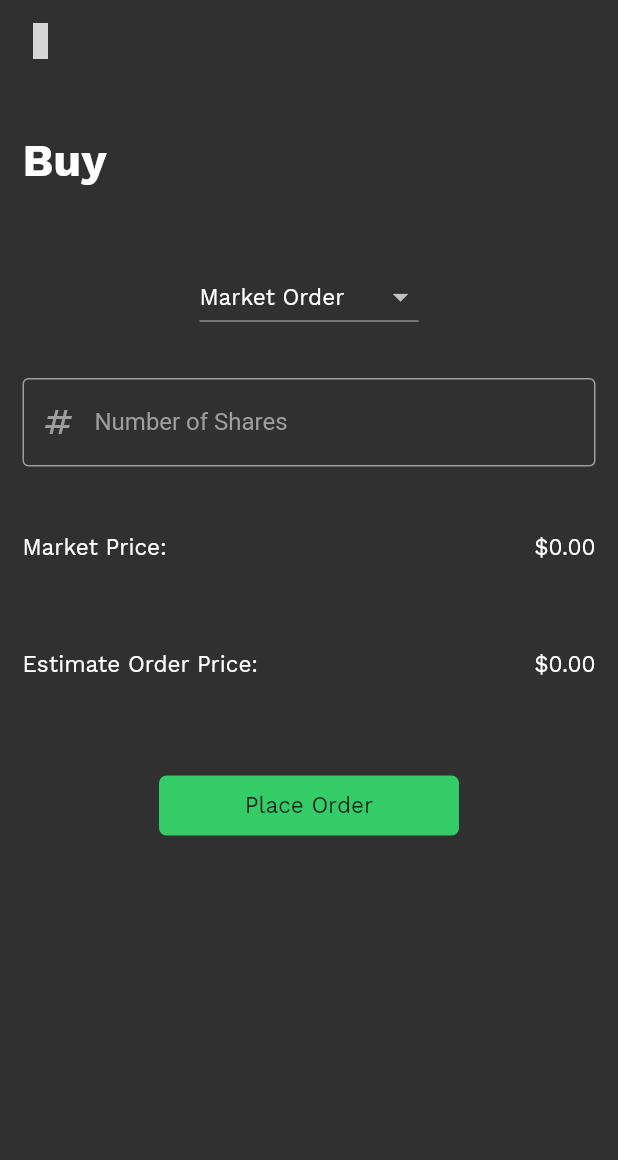
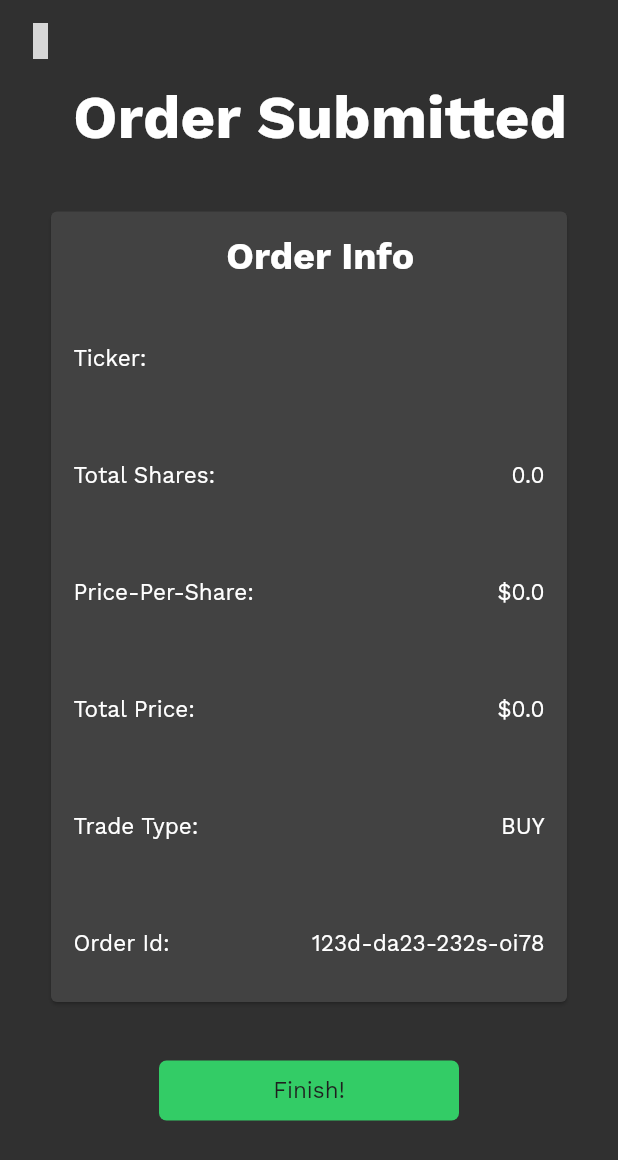
Before and after one commit to rbrunney/InvestEd, a Flutter app: the BuyPage screen opened directly, after a tap on "Place Order", on a phone screen of 412 x 824 dp. Shown: the top 1160 px of the screen. Run offline on Flutter 3.47's test engine with Material 2 defaults, Android fonts, the phone set to English and light mode, and no system bars; our stand-ins replace fl_chart, flutter_vector_icons, page_transition, syncfusion_flutter_gauges; grey boxes are pictures that could not be loaded.

Commit message:
Finished Up Order Complete Page
Finished Up Order Complete Page

```diff
--- a/InvestEd/Front End/invested/lib/pages/stock/buy_sell/buy/buy_page.dart
+++ b/InvestEd/Front End/invested/lib/pages/stock/buy_sell/buy/buy_page.dart
@@ -1,10 +1,12 @@
 import 'dart:io';
 
 import 'package:flutter/material.dart';
+import 'package:invested/pages/stock/buy_sell/order_complete/order_complete_page.dart';
 import 'package:invested/pages/stock/buy_sell/util/buy_sell_info_row.dart';
 import 'package:invested/util/close_page_icon.dart';
 import 'package:invested/util/custom_text_field.dart';
 import 'package:invested/util/global_styling.dart' as global_styling;
+import 'package:page_transition/page_transition.dart';
 
 import '../../../../util/custom_text.dart';
 import '../../../../util/page_title.dart';
@@ -160,7 +162,21 @@ class _BuyPageState extends State<BuyPage> {
                 Container(
                   margin: const EdgeInsets.symmetric(vertical: 35),
                   child: InkWell(
-                    onTap: () {},
+                    onTap: () {
+                      Navigator.push(
+                          context,
+                          PageTransition(
+                              child: OrderCompletePage(
+                                ticker: widget.ticker,
+                                tradeType: "BUY",
+                                orderType: orderType,
+                                totalShares: totalShares,
+                                currentPrice: widget.currentPrice,
+                                finalPrice: estimatedOrderPrice,
+                                orderId: "123d-da23-232s-oi78",
+                              ),
+                              type: PageTransitionType.bottomToTop));
+                    },
                     child: SizedBox(
                         height: 40,
                         width: 200,
--- /dev/null
+++ b/InvestEd/Front End/invested/lib/pages/stock/buy_sell/order_complete/order_complete_page.dart
@@ -0,0 +1,115 @@
+import 'package:flutter/material.dart';
+import 'package:invested/pages/navigation/bottom_tab_navigation.dart';
+import 'package:invested/util/custom_text.dart';
+import 'package:invested/util/page_title.dart';
+import 'package:invested/util/global_styling.dart' as global_styling;
+
+import '../util/buy_sell_info_row.dart';
+
+class OrderCompletePage extends StatelessWidget {
+  final String ticker;
+  final String tradeType;
+  final String orderType;
+  final String orderId;
+  final double totalShares;
+  final double currentPrice;
+  final double finalPrice;
+  const OrderCompletePage({
+    Key? key,
+    this.ticker = "",
+    this.tradeType = "",
+    this.orderType = "",
+    this.orderId = "",
+    this.totalShares = 0,
+    this.currentPrice = 0,
+    this.finalPrice = 0,
+  }) : super(key: key);
+
+  @override
+  Widget build(BuildContext context) {
+    return SafeArea(
+        child: Scaffold(
+          body: SingleChildScrollView(
+            child: Column(
+              children: [
+                Container(
+                  margin: const EdgeInsets.only(top: 55, bottom: 20),
+                  child:  const PageTitle(
+                    alignment: Alignment.center,
+                    title: "Order Submitted",
+                  )
+                ),
+                Container(
+                  margin: const EdgeInsets.symmetric(horizontal: 30),
+                  child: Card(
+                    child: Column(
+                      children: [
+                        Container(
+                          margin: const EdgeInsets.only(top: 15),
+                          child: const PageTitle(
+                            alignment: Alignment.center,
+                            title: "Order Info",
+                            fontSize: 25,
+                          ),
+                        ),
+                        BuySellInfoRow(
+                          infoPrefixText: "Ticker:",
+                          infoSuffixText: ticker,
+                        ),
+                        BuySellInfoRow(
+                          infoPrefixText: "Total Shares:",
+                          infoSuffixText: "$totalShares",
+                        ),
+                        BuySellInfoRow(
+                            infoPrefixText: "Price-Per-Share:",
+                          infoSuffixText: "\$$currentPrice",
+                        ),
+                        BuySellInfoRow(
+                          infoPrefixText: "Total Price:",
+                          infoSuffixText: "\$$finalPrice",
+                        ),
+                        BuySellInfoRow(
+                          infoPrefixText: "Trade Type:",
+                          infoSuffixText: tradeType,
+                        ),
+                        BuySellInfoRow(
+                          infoPrefixText: "Order Id:",
+                          infoSuffixText: orderId,
+                        )
+                      ],
+                    ),
+                  ),
+                ),
+                Container(
+                  margin: const EdgeInsets.only(top: 35),
+                  child: InkWell(
+                    onTap: () {
+                      Navigator.of(context).pushAndRemoveUntil(
+                          MaterialPageRoute(
+                              builder: (context) => const PageNavigation()),
+                              (Route<dynamic> route) => false);
+                    },
+                    child: SizedBox(
+                        height: 40,
+                        width: 200,
+                        child: Container(
+                          padding: const EdgeInsets.all(5),
+                          decoration: BoxDecoration(
+                              color: Color(global_styling.LOGO_COLOR),
+                              borderRadius: const BorderRadius.all(Radius.circular(5))
+                          ),
+                          child: CustomText(
+                            color: Color(global_styling.GREY_LOGO_COLOR),
+                            text: "Finish!",
+                          ),
+                        )
+                    ),
+                  )
+                )
+              ],
+            )
+          ),
+        )
+    );
+  }
+}
```
